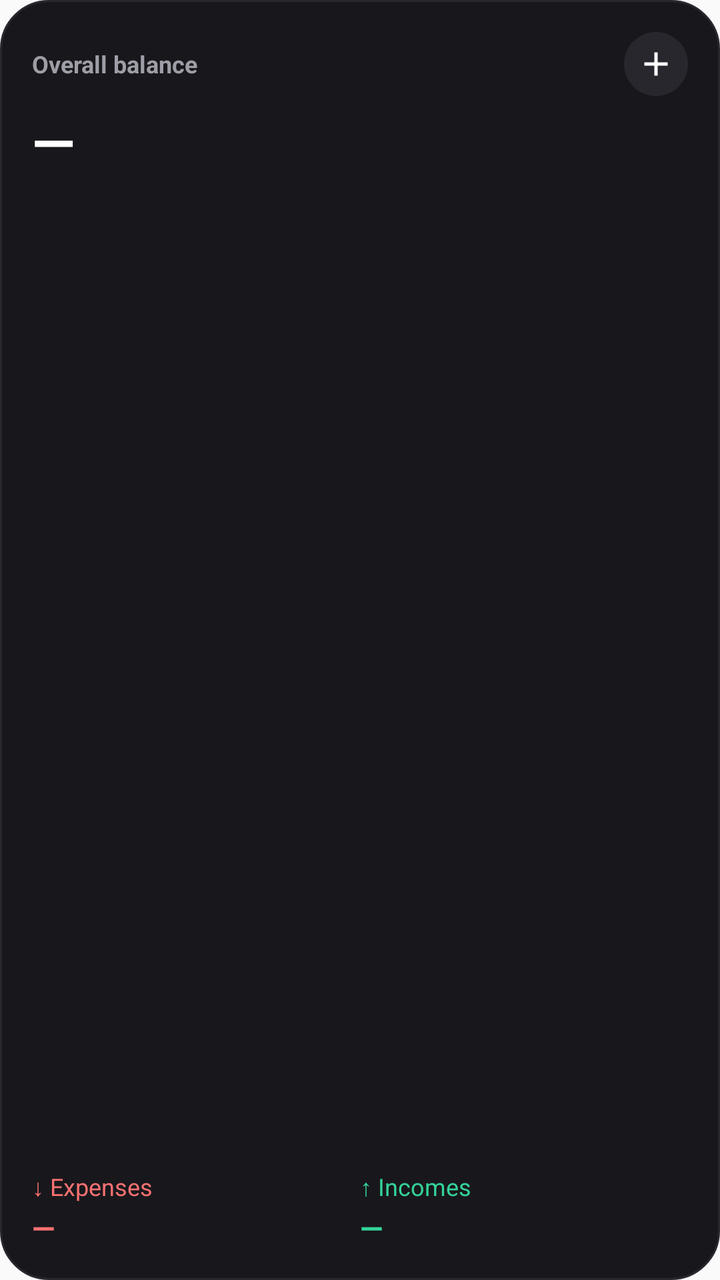
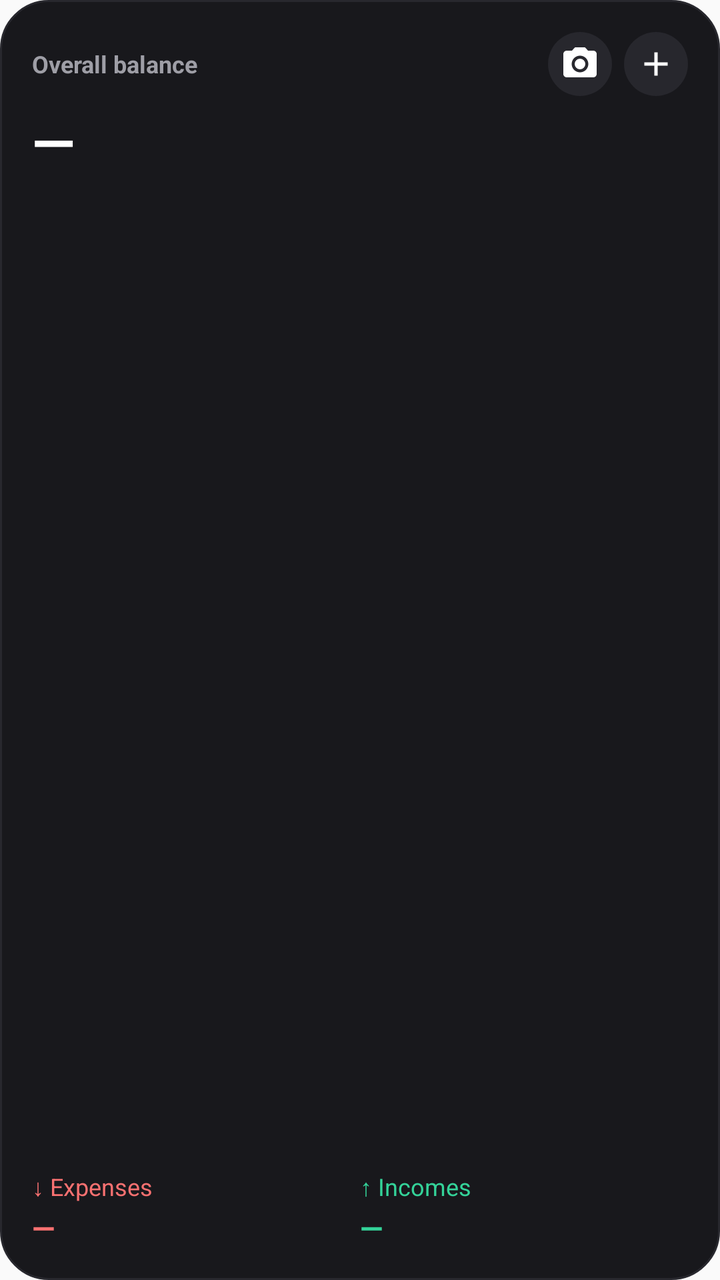

The first picture is an Android layout as it rendered before a commit; the second is the same layout after the commit. The layout source and the unified diff follow.
<!-- AndroidManifest.xml: application theme AppTheme -->
<!-- res/layout/widget_balance.xml -->
<?xml version="1.0" encoding="utf-8"?>
<RelativeLayout xmlns:android="http://schemas.android.com/apk/res/android"
    android:id="@+id/widget_root"
    android:layout_width="match_parent"
    android:layout_height="match_parent"
    android:background="@drawable/widget_background"
    android:padding="16dp">

    
    <LinearLayout
        android:id="@+id/widget_header_row"
        android:layout_width="match_parent"
        android:layout_height="wrap_content"
        android:orientation="horizontal"
        android:gravity="center_vertical">

        <TextView
            android:id="@+id/widget_overall_title"
            android:layout_width="0dp"
            android:layout_height="wrap_content"
            android:layout_weight="1"
            android:text="@string/widget_overall_balance"
            android:textColor="#9E9EA6"
            android:textSize="12sp"
            android:textStyle="bold"
            android:singleLine="true" />

        <ImageButton
            android:id="@+id/widget_quick_add_btn"
            android:layout_width="32dp"
            android:layout_height="32dp"
            android:background="@drawable/widget_button_add_small_bg"
            android:src="@drawable/ic_widget_add"
            android:scaleType="centerInside"
            android:padding="6dp"
            android:contentDescription="@string/widget_quick_add_title" />
    </LinearLayout>

    
    <TextView
        android:id="@+id/widget_balance_amount"
        android:layout_width="wrap_content"
        android:layout_height="wrap_content"
        android:layout_below="@id/widget_header_row"
        android:layout_marginTop="4dp"
        android:text="@string/widget_placeholder"
        android:textColor="#FFFFFF"
        android:textSize="28sp"
        android:textStyle="bold"
        android:singleLine="true" />

    
    <LinearLayout
        android:id="@+id/widget_breakdown_row"
        android:layout_width="match_parent"
        android:layout_height="wrap_content"
        android:layout_alignParentBottom="true"
        android:orientation="horizontal">

        
        <LinearLayout
            android:layout_width="0dp"
            android:layout_height="wrap_content"
            android:layout_weight="1"
            android:orientation="vertical">

            <TextView
                android:layout_width="wrap_content"
                android:layout_height="wrap_content"
                android:text="@string/widget_expenses_label"
                android:textColor="#F87171"
                android:textSize="12sp"
                android:singleLine="true" />

            <TextView
                android:id="@+id/widget_spend_amount"
                android:layout_width="wrap_content"
                android:layout_height="wrap_content"
                android:layout_marginTop="2dp"
                android:text="@string/widget_placeholder"
                android:textColor="#F87171"
                android:textSize="15sp"
                android:textStyle="bold"
                android:singleLine="true" />
        </LinearLayout>

        
        <LinearLayout
            android:layout_width="0dp"
            android:layout_height="wrap_content"
            android:layout_weight="1"
            android:orientation="vertical">

            <TextView
                android:layout_width="wrap_content"
                android:layout_height="wrap_content"
                android:text="@string/widget_incomes_label"
                android:textColor="#34D399"
                android:textSize="12sp"
                android:singleLine="true" />

            <TextView
                android:id="@+id/widget_income_amount"
                android:layout_width="wrap_content"
                android:layout_height="wrap_content"
                android:layout_marginTop="2dp"
                android:text="@string/widget_placeholder"
                android:textColor="#34D399"
                android:textSize="15sp"
                android:textStyle="bold"
                android:singleLine="true" />
        </LinearLayout>
    </LinearLayout>

</RelativeLayout>
<!-- resources referenced by this layout -->
<resources>
  <!-- drawable ic_widget_add (drawable) -->
  <vector xmlns:android="http://schemas.android.com/apk/res/android"
      android:width="28dp"
      android:height="28dp"
      android:viewportWidth="24"
      android:viewportHeight="24">
      <path
          android:fillColor="#FFFFFFFF"
          android:pathData="M19,13h-6v6h-2v-6H5v-2h6V5h2v6h6v2z" />
  </vector>
  <!-- drawable widget_background (drawable) -->
  <?xml version="1.0" encoding="utf-8"?>
  <shape xmlns:android="http://schemas.android.com/apk/res/android"
      android:shape="rectangle">
      <solid android:color="#18181C" />
      <corners android:radius="24dp" />
      <stroke android:width="1dp" android:color="#28282E" />
  </shape>
  <!-- drawable widget_button_add_small_bg (drawable) -->
  <?xml version="1.0" encoding="utf-8"?>
  <shape xmlns:android="http://schemas.android.com/apk/res/android"
      android:shape="oval">
      <solid android:color="#27272D" />
  </shape>
  <string name="widget_expenses_label">↓ Expenses</string>
  <string name="widget_incomes_label">↑ Incomes</string>
  <string name="widget_overall_balance">Overall balance</string>
  <string name="widget_placeholder">—</string>
  <string name="widget_quick_add_title">Quick add</string>
  <style name="AppTheme" parent="Theme.AppCompat.Light.DarkActionBar">
          
          <item name="colorPrimary">@color/colorPrimary</item>
          <item name="colorPrimaryDark">@color/colorPrimaryDark</item>
          <item name="colorAccent">@color/colorAccent</item>
      </style>
</resources>

<!-- the commit's change to res/layout/widget_balance.xml (unified diff, before → after) -->
@@ -24,6 +24,17 @@
             android:textSize="12sp"
             android:textStyle="bold"
             android:singleLine="true" />
+
+        <ImageButton
+            android:id="@+id/widget_scan_receipt_btn"
+            android:layout_width="32dp"
+            android:layout_height="32dp"
+            android:layout_marginEnd="6dp"
+            android:background="@drawable/widget_button_add_small_bg"
+            android:src="@drawable/ic_widget_camera"
+            android:scaleType="centerInside"
+            android:padding="6dp"
+            android:contentDescription="@string/widget_scan_receipt_title" />
 
         <ImageButton
             android:id="@+id/widget_quick_add_btn"
<!-- resource entries referenced after the edit -->
@@ -9,6 +9,16 @@
       <path
           android:fillColor="#FFFFFFFF"
           android:pathData="M19,13h-6v6h-2v-6H5v-2h6V5h2v6h6v2z" />
+  </vector>
+  <!-- drawable ic_widget_camera (drawable) -->
+  <vector xmlns:android="http://schemas.android.com/apk/res/android"
+      android:width="28dp"
+      android:height="28dp"
+      android:viewportWidth="24"
+      android:viewportHeight="24">
+      <path
+          android:fillColor="#FFFFFFFF"
+          android:pathData="M12,12m-3.2,0a3.2,3.2 0,1 1,6.4 0a3.2,3.2 0,1 1,-6.4 0M9,2L7.17,4H4c-1.1,0 -2,0.9 -2,2v12c0,1.1 0.9,2 2,2h16c1.1,0 2,-0.9 2,-2V6c0,-1.1 -0.9,-2 -2,-2h-3.17L15,2H9zm3,15c-2.76,0 -5,-2.24 -5,-5s2.24,-5 5,-5 5,2.24 5,5 -2.24,5 -5,5z" />
   </vector>
   <!-- drawable widget_background (drawable) -->
   <?xml version="1.0" encoding="utf-8"?>
@@ -29,6 +39,7 @@
   <string name="widget_overall_balance">Overall balance</string>
   <string name="widget_placeholder">—</string>
   <string name="widget_quick_add_title">Quick add</string>
+  <string name="widget_scan_receipt_title">Scan receipt</string>
   <style name="AppTheme" parent="Theme.AppCompat.Light.DarkActionBar">
           
           <item name="colorPrimary">@color/colorPrimary</item>
